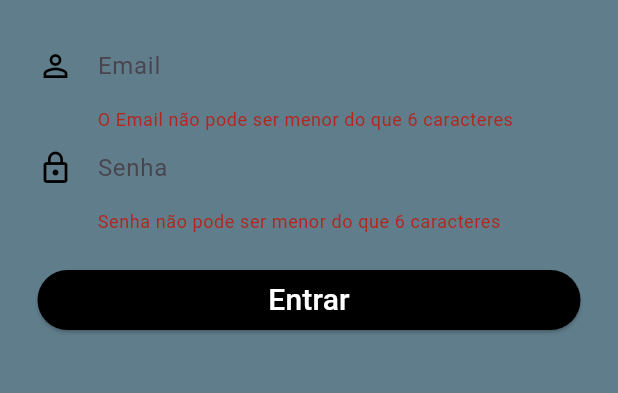
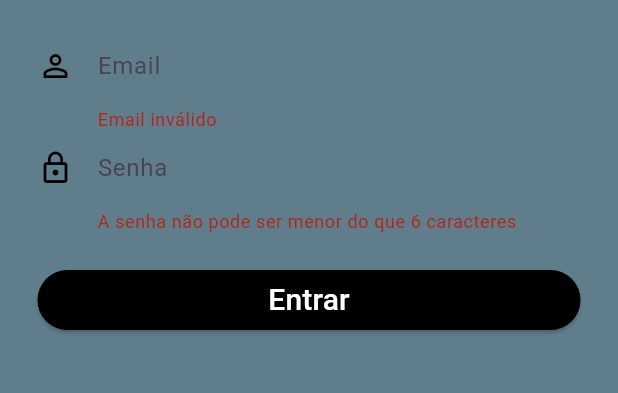
Before and after one commit to Lucasdiogof/cooper_tec, a Flutter app: the screen it shows after launch, after a tap on "Entrar", on a phone screen of 412 x 824 dp, the part 495-888 px from its top. Run offline on Flutter 3.47's test engine with Material 2 defaults, Android fonts, the phone set to English and light mode, and no system bars; our stand-ins replace dartz, equatable, flutter_bloc, get_it.

Commit message:
Removendo packages.

```diff
--- a/lib/features/presentation/pages/login_page.dart
+++ b/lib/features/presentation/pages/login_page.dart
@@ -27,7 +27,7 @@ class LoginPage extends StatelessWidget {
               TextFormField(
                 validator: (value) {
                   if (value != null && value.length < 4) {
-                    return 'O Email não pode ser menor do que 6 caracteres';
+                    return 'Email inválido';
                   }
                   return null;
                 },
@@ -45,7 +45,7 @@ class LoginPage extends StatelessWidget {
               TextFormField(
                 validator: (value) {
                   if (value != null && value.length < 6) {
-                    return 'Senha não pode ser menor do que 6 caracteres';
+                    return 'A senha não pode ser menor do que 6 caracteres';
                   }
                   return null;
                 },
--- a/pubspec.yaml
+++ b/pubspec.yaml
@@ -13,11 +13,9 @@ dependencies:
   get_it:
   equatable:
   flutter_bloc:
-  bloc_test:
   http:
-  dio:
   dartz:
-  mocktail:
+  crypto:
 
 dev_dependencies:
   flutter_test:
```
Also changed, not shown: pubspec.lock.
